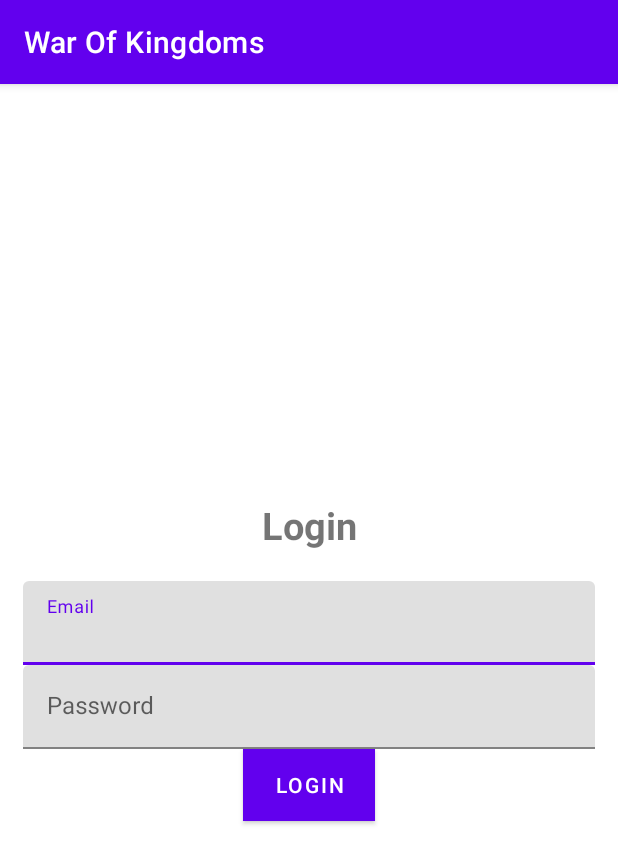
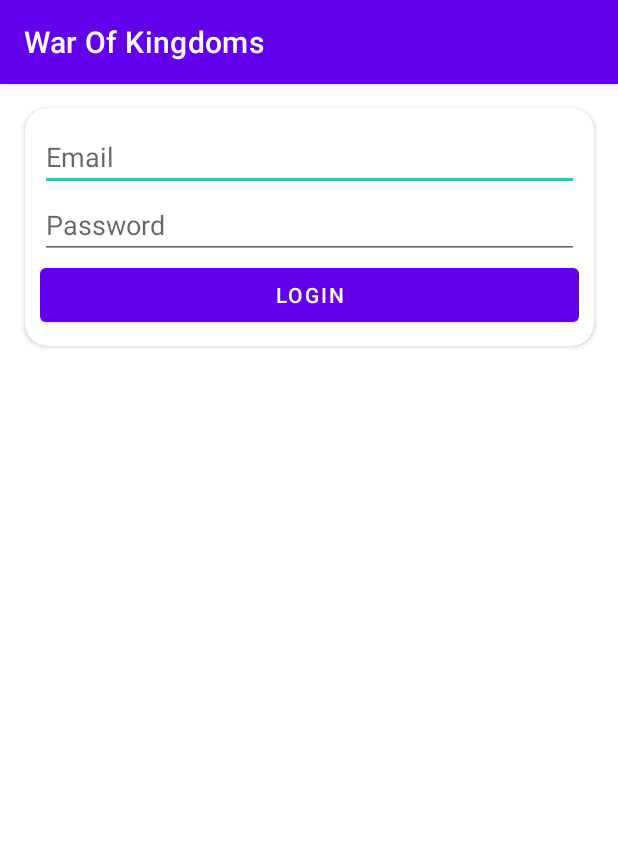
Before and after one commit to TheGameGuild/WarOfKingdoms, an Android app: the screen it shows after launch (LoginActivity), after a tap on "LOGIN", on a phone screen of 412 x 824 dp. Shown: the top 864 px of the screen. Run offline under Robolectric (Android 15) with nearby library versions, the phone set to English and light mode, and no system bars; our stand-ins replace Firebase (no records; nobody signed in at launch, a user with empty details on screens opened directly).

Commit message:
Login design changes

```diff
--- a/WarOfKingdoms/app/src/main/java/com/example/warofkingdoms/LoginActivity.java
+++ b/WarOfKingdoms/app/src/main/java/com/example/warofkingdoms/LoginActivity.java
@@ -15,12 +15,11 @@ import com.google.android.gms.tasks.OnFailureListener;
 import com.google.android.gms.tasks.Task;
 import com.google.firebase.auth.AuthResult;
 import com.google.firebase.auth.FirebaseAuth;
-import com.google.firebase.ktx.Firebase;
 
 public class LoginActivity extends AppCompatActivity {
 
     Button btnlogin;
-    EditText email, password;
+    EditText logemail, logpassword;
     FirebaseAuth mAuth;
 
     @Override
@@ -29,15 +28,15 @@ public class LoginActivity extends AppCompatActivity {
         setContentView(R.layout.activity_login);
         mAuth = FirebaseAuth.getInstance();
 
-        email = findViewById(R.id.email);
-        password = findViewById(R.id.password);
+        logemail = findViewById(R.id.logemail);
+        logpassword = findViewById(R.id.logpassword);
         btnlogin = findViewById(R.id.btn_login);
 
         btnlogin.setOnClickListener(new View.OnClickListener() {
             @Override
             public void onClick(View view) {
-                String emailUser = email.getText().toString().trim();
-                String passUser = password.getText().toString().trim();
+                String emailUser = logemail.getText().toString().trim();
+                String passUser = logpassword.getText().toString().trim();
 
                 if (emailUser.isEmpty() && passUser.isEmpty()) {
                     Toast.makeText(LoginActivity.this, "Please enter your email", Toast.LENGTH_SHORT).show();
--- a/WarOfKingdoms/app/src/main/res/layout/activity_login.xml
+++ b/WarOfKingdoms/app/src/main/res/layout/activity_login.xml
@@ -1,48 +1,50 @@
 <?xml version="1.0" encoding="utf-8"?>
-<LinearLayout xmlns:android="http://schemas.android.com/apk/res/android"
+<androidx.constraintlayout.widget.ConstraintLayout xmlns:android="http://schemas.android.com/apk/res/android"
     xmlns:app="http://schemas.android.com/apk/res-auto"
     xmlns:tools="http://schemas.android.com/tools"
     android:layout_width="match_parent"
-    android:orientation="vertical"
-    android:gravity="center"
     android:layout_height="match_parent"
-    tools:context=".LoginActivity"
-    android:padding="15dp" >
+    tools:context=".LoginActivity">
 
-    <TextView
-        android:text="@string/login"
-        android:textSize="25sp"
-        android:textStyle="bold"
-        android:layout_marginBottom="20dp"
-        android:gravity="center"
-        android:layout_width="match_parent"
-        android:layout_height="wrap_content"/>
-    <com.google.android.material.textfield.TextInputLayout
-        android:layout_width="match_parent"
-        android:layout_height="wrap_content">
+    <androidx.cardview.widget.CardView
+        android:id="@+id/cardView2"
+        android:layout_width="379dp"
+        android:layout_height="wrap_content"
+        android:layout_marginStart="16dp"
+        android:layout_marginTop="16dp"
+        android:layout_marginEnd="16dp"
+        app:cardCornerRadius="15dp"
+        app:layout_constraintEnd_toEndOf="parent"
+        app:layout_constraintStart_toStartOf="parent"
+        app:layout_constraintTop_toTopOf="parent">
 
-        <com.google.android.material.textfield.TextInputEditText
-            android:id="@+id/email"
-            android:hint="@string/email"
+        <LinearLayout
             android:layout_width="match_parent"
-            android:layout_height="wrap_content" />
-    </com.google.android.material.textfield.TextInputLayout>
+            android:layout_height="match_parent"
+            android:orientation="vertical"
+            android:padding="10dp">
 
-    <com.google.android.material.textfield.TextInputLayout
-        android:layout_width="match_parent"
-        android:layout_height="wrap_content">
+            <EditText
+                android:id="@+id/logemail"
+                android:layout_width="match_parent"
+                android:layout_height="wrap_content"
+                android:ems="10"
+                android:hint="Email"
+                android:inputType="textPersonName" />
 
-        <com.google.android.material.textfield.TextInputEditText
-            android:id="@+id/password"
-            android:hint="@string/password"
-            android:layout_width="match_parent"
-            android:layout_height="wrap_content" />
-    </com.google.android.material.textfield.TextInputLayout>
-    <Button
-        android:id="@+id/btn_login"
-        android:layout_width="wrap_content"
-        android:layout_height="wrap_content"
-        android:background="#E80C0C"
-        android:text="@string/login"/>
+            <EditText
+                android:id="@+id/logpassword"
+                android:layout_width="match_parent"
+                android:layout_height="wrap_content"
+                android:ems="10"
+                android:hint="Password"
+                android:inputType="textPassword" />
 
-</LinearLayout>
+            <Button
+                android:id="@+id/btn_login"
+                android:layout_width="match_parent"
+                android:layout_height="wrap_content"
+                android:text="Login" />
+        </LinearLayout>
+    </androidx.cardview.widget.CardView>
+</androidx.constraintlayout.widget.ConstraintLayout>
```
